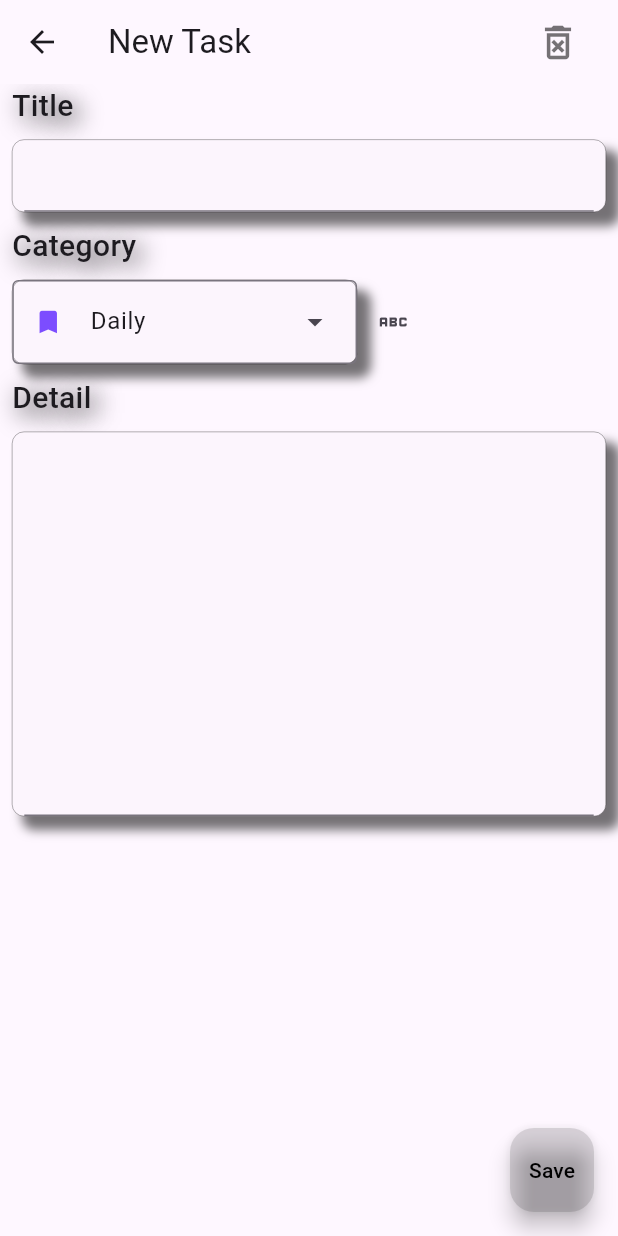
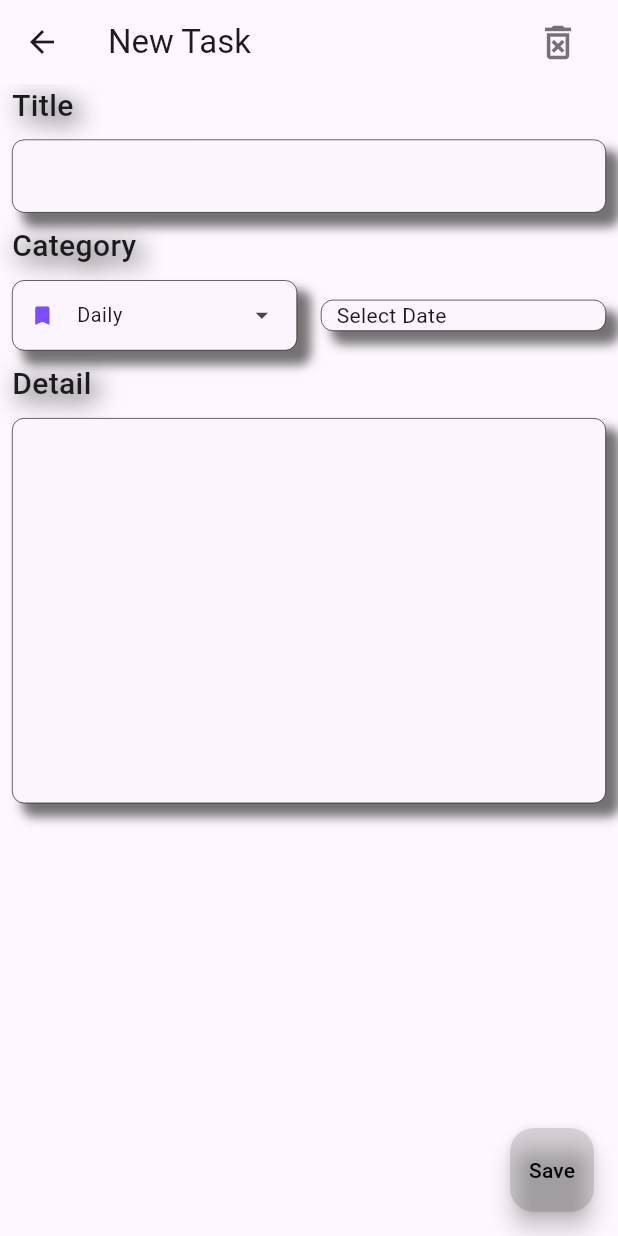
Before and after one commit to RanaMahadAhmer/DEP, a Flutter app: the TaskScreen screen opened directly, on a phone screen of 412 x 824 dp. Run offline on Flutter 3.47's test engine with Material 3 defaults, Android fonts, the phone set to English and light mode, and no system bars; missing offline and left inert: omni_datetime_picker.

Commit message:
Improved UI

```diff
--- /dev/null
+++ b/devtools_options.yaml
@@ -0,0 +1,3 @@
+description: This file stores settings for Dart & Flutter DevTools.
+documentation: https://docs.flutter.dev/tools/devtools/extensions#configure-extension-enablement-states
+extensions:
--- a/lib/data_and_design/design.dart
+++ b/lib/data_and_design/design.dart
@@ -6,7 +6,7 @@ import 'data.dart';
 
 var decoration = BoxDecoration(
   color: const Color.fromARGB(255, 252, 245, 253),
-  border: Border.all(color: Colors.black, width: 0.2),
+  border: Border.all(color: Colors.black, width: 0.4),
   borderRadius: const BorderRadius.all(Radius.circular(8)),
   boxShadow: const [
     BoxShadow(
@@ -15,6 +15,10 @@ var decoration = BoxDecoration(
         offset: Offset(8, 8),
         blurRadius: 5),
   ],
+);
+
+var disabledInternalBorder = const UnderlineInputBorder(
+  borderSide: BorderSide(color: Colors.transparent),
 );
 
 FloatingActionButton createButton({String? txt, required VoidCallback fun}) {
--- a/lib/screens/task_screen.dart
+++ b/lib/screens/task_screen.dart
@@ -1,7 +1,9 @@
+import 'package:flutter/foundation.dart';
 import 'package:flutter/material.dart';
 import 'package:flutter/rendering.dart';
 import 'package:omni_datetime_picker/omni_datetime_picker.dart';
-import 'package:to_do_list_app/screens/home_screen.dart';
+
+import 'package:to_do_list_app/screens/widgets/menu.dart';
 
 import '../data_and_design/data.dart';
 import '../data_and_design/design.dart';
@@ -44,6 +46,10 @@ class _TaskScreenState extends State<TaskScreen> {
       margin: const EdgeInsets.symmetric(vertical: 8),
       decoration: decoration,
       child: TextField(
+        decoration: InputDecoration(
+          enabledBorder: disabledInternalBorder,
+          focusedBorder: disabledInternalBorder,
+        ),
         controller: TextEditingController(text: text),
         style: const TextStyle(color: Colors.black87),
         onChanged: fun,
@@ -133,45 +139,45 @@ class _TaskScreenState extends State<TaskScreen> {
                     _createLabel(txt: "Category"),
                     Row(
                       children: [
-                        Container(
+                        Expanded(
+                          flex: 12,
+                          child: Container(
                             decoration: decoration,
                             margin: const EdgeInsets.symmetric(vertical: 8),
-                          child: DropdownMenu<String>(
-                            leadingIcon: createCategoryMark(
-                                taskCategory: newTask["category"] == ""
-                                    ? categories.first
-                                    : newTask["category"]),
-                            enableSearch: false,
-                            initialSelection: newTask["category"] == ""
-                                ? categories.first
-                                : newTask["category"],
-                            onSelected: (String? value) {
+                            child: FittedBox(
+                              child: Menu(
+                                task: newTask,
+                                fun: (String? value) {
                                   setState(
                                     () {
                                       newTask["category"] = value!;
                                     },
                                   );
                                 },
-                            dropdownMenuEntries:
-                                categories.map<DropdownMenuEntry<String>>(
-                              (String value) {
-                                return DropdownMenuEntry<String>(
-                                  leadingIcon: createCategoryMark(
-                                    taskCategory: value,
-                                  ),
-                                  value: value,
-                                  label: value,
-                                );
-                              },
-                            ).toList(),
                               ),
                             ),
-                        IconButton(
-                          onPressed: () async {
+                          ),
+                        ),
+                        const Expanded(
+                          flex: 1,
+                          child: ColoredBox(color: Colors.transparent),
+                        ),
+                        Expanded(
+                          flex: 12,
+                          child: Container(
+                            decoration: decoration,
+                            child: GestureDetector(
+                              onTap: () async {
                                 DateTime dateTime = await no();
+                                if (kDebugMode) {
                                   print(dateTime);
+                                }
                               },
-                          icon: const Icon(Icons.abc),
+                              child: const Padding(
+                                  padding: EdgeInsets.symmetric(horizontal: 10),
+                                  child: Text("Select Date")),
+                            ),
+                          ),
                         ),
                       ],
                     ),
@@ -192,7 +198,6 @@ class _TaskScreenState extends State<TaskScreen> {
           );
         },
       ),
-      floatingActionButtonAnimator: FloatingActionButtonAnimator.scaling,
       floatingActionButton: createButton(
         txt: "Save",
         fun: () {
--- /dev/null
+++ b/lib/screens/widgets/menu.dart
@@ -0,0 +1,46 @@
+import 'package:flutter/material.dart';
+
+import '../../data_and_design/data.dart';
+import '../../data_and_design/design.dart';
+
+class Menu extends StatefulWidget {
+  Map task;
+  Function(String?) fun;
+
+  Menu({super.key, required this.task, required this.fun});
+
+  @override
+  State<Menu> createState() => _MenuState();
+}
+
+class _MenuState extends State<Menu> {
+  @override
+  Widget build(BuildContext context) {
+    return DropdownMenu<String>(
+      inputDecorationTheme: InputDecorationTheme(
+          enabledBorder: disabledInternalBorder,
+          activeIndicatorBorder: null,
+          focusedBorder: disabledInternalBorder),
+      leadingIcon: createCategoryMark(
+          taskCategory: widget.task["category"] == ""
+              ? categories.first
+              : widget.task["category"]),
+      enableSearch: false,
+      initialSelection: widget.task["category"] == ""
+          ? categories.first
+          : widget.task["category"],
+      onSelected: widget.fun,
+      dropdownMenuEntries: categories.map<DropdownMenuEntry<String>>(
+        (String value) {
+          return DropdownMenuEntry<String>(
+            leadingIcon: createCategoryMark(
+              taskCategory: value,
+            ),
+            value: value,
+            label: value,
+          );
+        },
+      ).toList(),
+    );
+  }
+}
```
Lines whose indentation alone changed are shown as unchanged.
